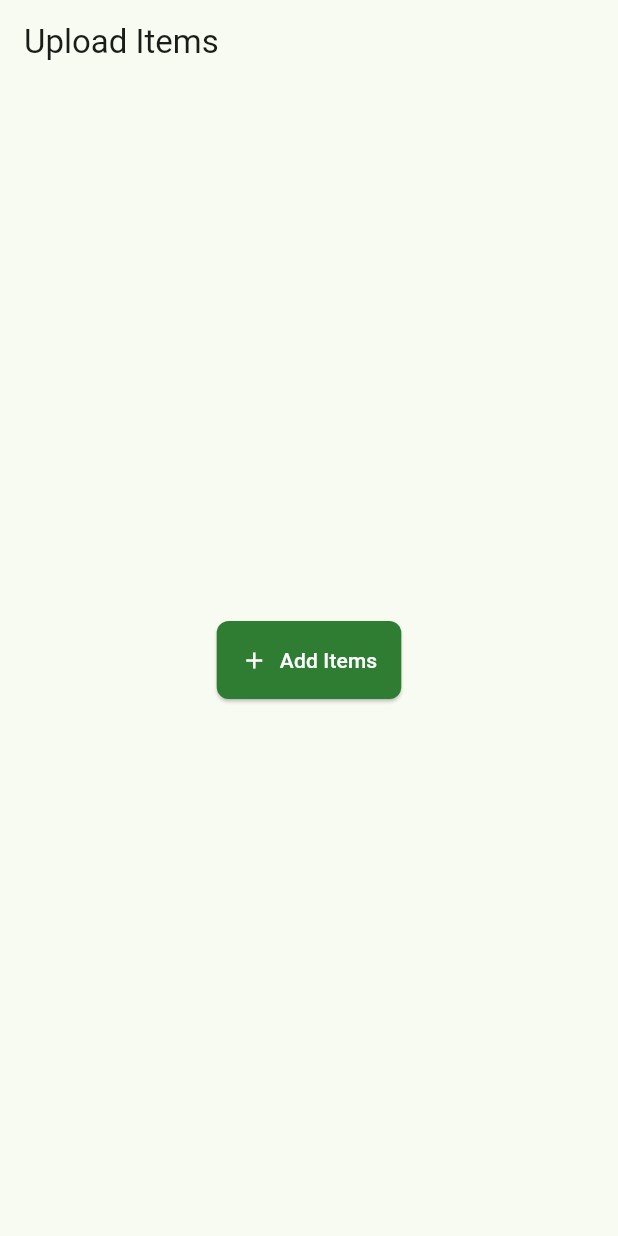
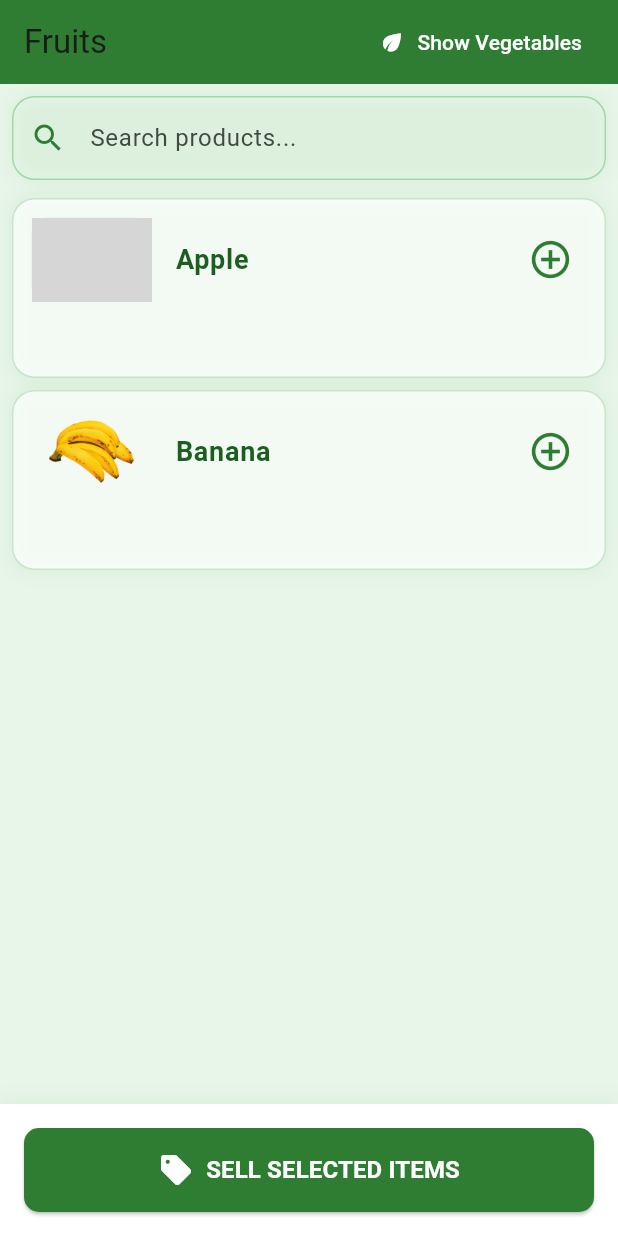
Before and after one commit to tanishq-2208/F2F_Test, a Flutter app: the screen it shows after launch, on a phone screen of 412 x 824 dp. Run offline on Flutter 3.47's test engine with Material 3 defaults, Android fonts, the light colour scheme and no system bars; our stand-ins replace file_picker, geolocator, smooth_page_indicator; grey boxes are pictures that could not be loaded.

Commit message:
implemented farmers screen (#4)

```diff
--- a/f2f/lib/main.dart
+++ b/f2f/lib/main.dart
@@ -1,6 +1,6 @@
 import 'package:flutter/material.dart';
-//import 'screens/landing_screen.dart';
-import 'screens/upload_items_screen.dart';
+import 'screens/landing_screen.dart';
+import 'screens/products_page.dart';
 
 void main() {
   runApp(const MyApp());
@@ -35,7 +35,7 @@
       //         role: ModalRoute.of(context)!.settings.arguments as String,
       //       ),
       // },
-      home: const UploadItemsScreen(),
+      home: const ProductsPage(),
     );
   }
 }
--- /dev/null
+++ b/f2f/lib/screens/products_page.dart
@@ -0,0 +1,447 @@
+import 'package:flutter/material.dart';
+
+class Product {
+  final String name;
+  final String imageUrl;
+  double price;
+  String unit;
+  double? selectedQuantity;
+  double? selectedPrice;
+
+  Product({
+    required this.name,
+    required this.imageUrl,
+    required this.price,
+    required this.unit,
+    this.selectedQuantity,
+    this.selectedPrice,
+  });
+}
+
+class ProductsPage extends StatefulWidget {
+  const ProductsPage({super.key});
+
+  @override
+  State<ProductsPage> createState() => _ProductsPageState();
+}
+
+class _ProductsPageState extends State<ProductsPage> {
+  bool isVegetableSection = false;
+
+  final List<Product> fruits = [
+    Product(
+      name: 'Apple',
+      imageUrl: 'assets/images/apple.png',
+      price: 0.0,
+      unit: 'kg',
+    ),
+    Product(
+      name: 'Banana',
+      imageUrl: 'assets/images/banana.png',
+      price: 0.0,
+      unit: 'kg',
+    ),
+  ];
+
+  final List<Product> vegetables = [
+    Product(
+      name: 'Tomato',
+      imageUrl: 'assets/images/tomato.png',
+      price: 0.0,
+      unit: 'kg',
+    ),
+    Product(
+      name: 'Onion',
+      imageUrl: 'assets/images/onion.png',
+      price: 0.0,
+      unit: 'kg',
+    ),
+  ];
+
+  List<Product> get products => isVegetableSection ? vegetables : fruits;
+  List<Product> filteredProducts = [];
+  TextEditingController searchController = TextEditingController();
+
+  @override
+  void initState() {
+    super.initState();
+    filteredProducts = List.from(products);
+  }
+
+  // Update AppBar in build method
+  @override
+  Widget build(BuildContext context) {
+    return Scaffold(
+      appBar: AppBar(
+        title: Text(isVegetableSection ? 'Vegetables' : 'Fruits'),
+        backgroundColor: Colors.green.shade800,
+        elevation: 0,
+        actions: [
+          TextButton.icon(
+            onPressed: () {
+              setState(() {
+                isVegetableSection = !isVegetableSection;
+                searchController.clear();
+                filteredProducts = List.from(products);
+              });
+            },
+            icon: Icon(
+              isVegetableSection ? Icons.apple : Icons.eco,
+              color: Colors.white,
+            ),
+            label: Text(
+              isVegetableSection ? 'Show Fruits' : 'Show Vegetables',
+              style: const TextStyle(color: Colors.white),
+            ),
+          ),
+          const SizedBox(width: 8),
+        ],
+      ),
+      backgroundColor: Colors.green.shade50,
+      body: Column(
+        children: [
+          Container(
+            margin: const EdgeInsets.all(8.0),
+            decoration: BoxDecoration(
+              borderRadius: BorderRadius.circular(15),
+              color: Colors.white.withOpacity(0.1),
+              boxShadow: [
+                BoxShadow(
+                  color: Colors.green.withOpacity(0.1),
+                  blurRadius: 10,
+                  spreadRadius: 1,
+                ),
+              ],
+            ),
+            // Update the search TextField in the build method:
+            child: TextField(
+              controller: searchController,
+              decoration: InputDecoration(
+                hintText: 'Search products...',
+                prefixIcon: Icon(Icons.search, color: Colors.green.shade800),
+                border: OutlineInputBorder(
+                  borderRadius: BorderRadius.circular(15),
+                  borderSide: BorderSide(color: Colors.green.shade200),
+                ),
+                enabledBorder: OutlineInputBorder(
+                  borderRadius: BorderRadius.circular(15),
+                  borderSide: BorderSide(color: Colors.green.shade200),
+                ),
+                focusedBorder: OutlineInputBorder(
+                  borderRadius: BorderRadius.circular(15),
+                  borderSide: BorderSide(color: Colors.green.shade800),
+                ),
+              ),
+              onChanged: (value) {
+                setState(() {
+                  filteredProducts =
+                      products
+                          .where(
+                            (product) => product.name.toLowerCase().contains(
+                              value.toLowerCase(),
+                            ),
+                          )
+                          .toList();
+                });
+              },
+            ),
+          ),
+          Expanded(
+            child: ListView.builder(
+              scrollDirection: Axis.vertical,
+              itemCount: filteredProducts.length,
+              itemBuilder: (context, index) {
+                final product = filteredProducts[index];
+                return Container(
+                  height: 120,
+                  margin: const EdgeInsets.symmetric(
+                    horizontal: 8.0,
+                    vertical: 4.0,
+                  ),
+                  decoration: BoxDecoration(
+                    borderRadius: BorderRadius.circular(15),
+                    color: Colors.white.withOpacity(0.7),
+                    boxShadow: [
+                      BoxShadow(
+                        color: Colors.green.withOpacity(0.1),
+                        blurRadius: 10,
+                        spreadRadius: 1,
+                      ),
+                    ],
+                    border: Border.all(color: Colors.green.shade100, width: 1),
+                  ),
+                  child: ListTile(
+                    contentPadding: const EdgeInsets.all(12),
+                    leading: ClipRRect(
+                      borderRadius: BorderRadius.circular(10),
+                      child: Image.asset(
+                        product.imageUrl,
+                        height: 80,
+                        width: 80,
+                        fit: BoxFit.fitHeight,
+                        errorBuilder: (context, error, stackTrace) {
+                          return Container(
+                            height: 80,
+                            width: 80,
+                            decoration: BoxDecoration(
+                              color: Colors.green.shade100,
+                              borderRadius: BorderRadius.circular(10),
+                            ),
+                            child: Icon(
+                              Icons.image_not_supported,
+                              size: 40,
+                              color: Colors.green.shade800,
+                            ),
+                          );
+                        },
+                      ),
+                    ),
+                    title: Text(
+                      product.name,
+                      style: TextStyle(
+                        fontSize: 18,
+                        fontWeight: FontWeight.bold,
+                        color: Colors.green.shade900,
+                      ),
+                    ),
+                    subtitle:
+                        product.selectedQuantity != null
+                            ? Text(
+                              '${product.selectedQuantity} ${product.unit} at ₹${product.selectedPrice}/${product.unit}',
+                              style: TextStyle(
+                                color: Colors.green.shade700,
+                                fontSize: 14,
+                              ),
+                            )
+                            : null,
+                    trailing: IconButton(
+                      icon: Icon(
+                        Icons.add_circle_outline,
+                        color: Colors.green.shade800,
+                        size: 30,
+                      ),
+                      onPressed: () => _showAddBottomSheet(context, product),
+                    ),
+                  ),
+                );
+              },
+            ),
+          ),
+          Container(
+            width: double.infinity,
+            padding: const EdgeInsets.all(16.0),
+            decoration: BoxDecoration(
+              color: Colors.white,
+              boxShadow: [
+                BoxShadow(
+                  color: Colors.green.withOpacity(0.1),
+                  blurRadius: 10,
+                  spreadRadius: 1,
+                  offset: const Offset(0, -2),
+                ),
+              ],
+            ),
+            child: ElevatedButton.icon(
+              onPressed: () {
+                double totalAmount = 0;
+                bool hasSelectedProducts = false;
+
+                for (var product in products) {
+                  if (product.selectedQuantity != null &&
+                      product.selectedPrice != null) {
+                    totalAmount +=
+                        product.selectedQuantity! * product.selectedPrice!;
+                    hasSelectedProducts = true;
+                  }
+                }
+
+                if (hasSelectedProducts) {
+                  ScaffoldMessenger.of(context).showSnackBar(
+                    SnackBar(
+                      content: Text(
+                        'Total Sale Amount: ₹$totalAmount',
+                        style: const TextStyle(color: Colors.white),
+                      ),
+                      backgroundColor: Colors.green.shade800,
+                      duration: const Duration(seconds: 2),
+                    ),
+                  );
+
+                  setState(() {
+                    for (var product in products) {
+                      product.selectedQuantity = null;
+                      product.selectedPrice = null;
+                    }
+                  });
+                } else {
+                  ScaffoldMessenger.of(context).showSnackBar(
+                    SnackBar(
+                      content: const Text(
+                        'Please add quantity and price for at least one product',
+                        style: TextStyle(color: Colors.white),
+                      ),
+                      backgroundColor: Colors.red.shade800,
+                      duration: const Duration(seconds: 2),
+                    ),
+                  );
+                }
+              },
+              icon: const Icon(Icons.sell, size: 24),
+              label: const Text(
+                'SELL SELECTED ITEMS',
+                style: TextStyle(fontSize: 16, fontWeight: FontWeight.bold),
+              ),
+              style: ElevatedButton.styleFrom(
+                backgroundColor: Colors.green.shade800,
+                padding: const EdgeInsets.symmetric(vertical: 16),
+                shape: RoundedRectangleBorder(
+                  borderRadius: BorderRadius.circular(10),
+                ),
+              ),
+            ),
+          ),
+        ],
+      ),
+    );
+  }
+
+  void _showAddBottomSheet(BuildContext context, Product product) {
+    double quantity = 1.0;
+    double price = 0.0;
+    String selectedUnit = product.unit;
+    String? quantityError;
+
+    showModalBottomSheet(
+      context: context,
+      builder: (BuildContext context) {
+        return StatefulBuilder(
+          builder: (BuildContext context, StateSetter setModalState) {
+            void validateQuantity(String value) {
+              double? parsedValue = double.tryParse(value);
+              if (parsedValue != null) {
+                if (selectedUnit == 'kg' && parsedValue > 5) {
+                  setModalState(() {
+                    // Changed from setState to setModalState
+                    quantityError = 'Maximum quantity is 5 kg';
+                    quantity = 5.0;
+                  });
+                } else if (selectedUnit == 'g' && parsedValue > 5000) {
+                  setModalState(() {
+                    // Changed from setState to setModalState
+                    quantityError = 'Maximum quantity is 5000 g';
+                    quantity = 5000.0;
+                  });
+                } else if (selectedUnit == 'dozen' && parsedValue > 10) {
+                  setModalState(() {
+                    // Changed from setState to setModalState
+                    quantityError = 'Maximum quantity is 10 dozen';
+                    quantity = 10.0;
+                  });
+                } else {
+                  setModalState(() {
+                    // Changed from setState to setModalState
+                    quantityError = null;
+                    quantity = parsedValue;
+                  });
+                }
+              }
+            }
+
+            return Container(
+              padding: const EdgeInsets.all(16.0),
+              child: Column(
+                mainAxisSize: MainAxisSize.min,
+                children: [
+                  Text(
+                    product.name,
+                    style: const TextStyle(
+                      fontSize: 20,
+                      fontWeight: FontWeight.bold,
+                    ),
+                  ),
+                  const SizedBox(height: 20),
+                  DropdownButtonFormField<String>(
+                    value: selectedUnit,
+                    decoration: const InputDecoration(
+                      labelText: 'Select Unit',
+                      border: OutlineInputBorder(),
+                    ),
+                    items: const [
+                      DropdownMenuItem(
+                        value: 'kg',
+                        child: Text('Kilograms (kg)'),
+                      ),
+                      DropdownMenuItem(value: 'g', child: Text('Grams (g)')),
+                      DropdownMenuItem(
+                        value: 'dozen',
+                        child: Text('Dozen (12 pieces)'),
+                      ),
+                    ],
+                    onChanged: (String? newValue) {
+                      setModalState(() {
+                        // Changed from setState to setModalState
+                        selectedUnit = newValue!;
+                        quantity = 1.0;
+                        quantityError = null;
+                      });
+                    },
+                  ),
+                  const SizedBox(height: 10),
+                  TextField(
+                    keyboardType: TextInputType.number,
+                    decoration: InputDecoration(
+                      labelText: 'Quantity ($selectedUnit)',
+                      border: const OutlineInputBorder(),
+                      errorText: quantityError,
+                      helperText:
+                          selectedUnit == 'kg'
+                              ? 'Maximum: 5 kg'
+                              : selectedUnit == 'g'
+                              ? 'Maximum: 5000 g'
+                              : 'Maximum: 10 dozen',
+                    ),
+                    onChanged: validateQuantity,
+                  ),
+                  const SizedBox(height: 10),
+                  TextField(
+                    keyboardType: TextInputType.number,
+                    decoration: InputDecoration(
+                      labelText: 'Price per $selectedUnit',
+                      border: const OutlineInputBorder(),
+                    ),
+                    onChanged: (value) {
+                      setModalState(() {
+                        // Changed from setState to setModalState
+                        price = double.tryParse(value) ?? 0.0;
+                      });
+                    },
+                  ),
+                  const SizedBox(height: 20),
+                  ElevatedButton(
+                    onPressed: () {
+                      Navigator.pop(context);
+                      setState(() {
+                        product.selectedQuantity = quantity;
+                        product.selectedPrice = price;
+                        product.unit = selectedUnit;
+                        filteredProducts = List.from(products);
+                      });
+                    },
+                    style: ElevatedButton.styleFrom(
+                      backgroundColor: Colors.green.shade800,
+                      padding: const EdgeInsets.symmetric(
+                        horizontal: 32,
+                        vertical: 12,
+                      ),
+                    ),
+                    child: const Text('OK'),
+                  ),
+                ],
+              ),
+            );
+          },
+        );
+      },
+    );
+  }
+}
```
Also changed, not shown: f2f/assets/images/banana.png (added), f2f/assets/images/onion.png (added), f2f/assets/images/tomato.png (added), 1 other file.
